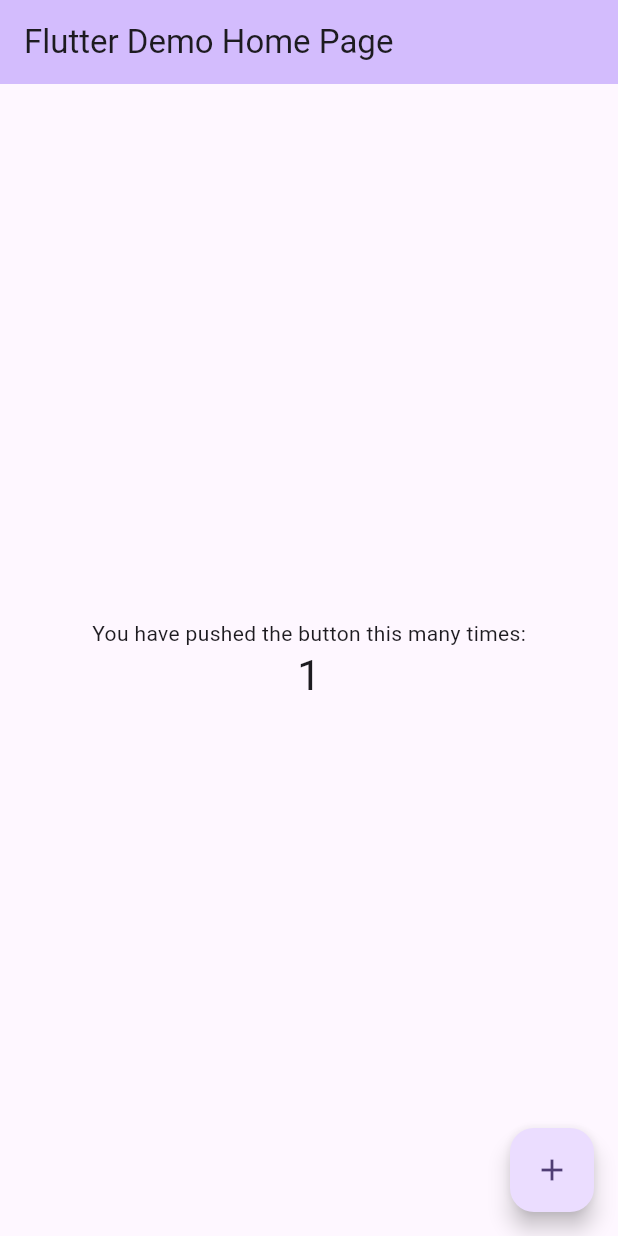
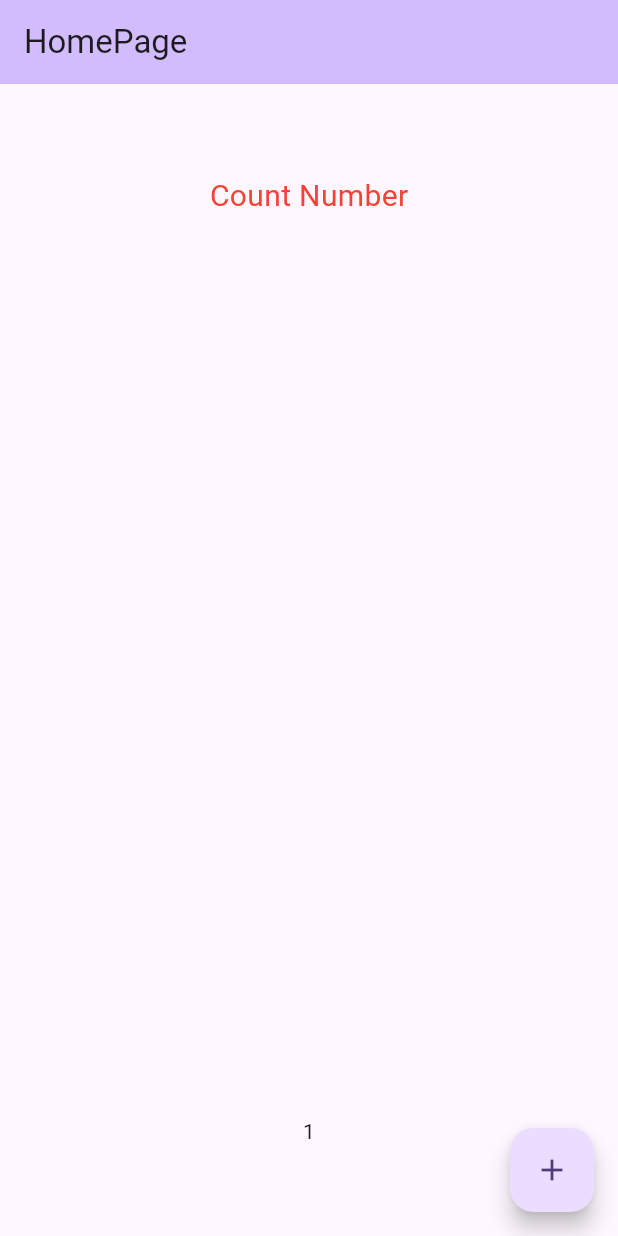
Before and after one commit to SaiyaladPS/BCTAPP, a Flutter app: the screen it shows after launch, after a tap on the "add" icon, on a phone screen of 412 x 824 dp. Run offline on Flutter 3.47's test engine with Material 2 defaults, Android fonts, the phone set to English and light mode, and no system bars; missing offline and left inert: dart:ffi.

Commit message:
upload 14/11/2023

```diff
--- /dev/null
+++ b/lib/app.dart
@@ -0,0 +1,20 @@
+
+import 'package:bct/page/MyHomePage.dart';
+import 'package:flutter/material.dart';
+
+class MyApp extends StatelessWidget {
+  const MyApp({super.key});
+
+  // This widget is the root of your application.
+  @override
+  Widget build(BuildContext context) {
+    return MaterialApp(
+      title: 'Flutter Demo',
+      theme: ThemeData(
+      colorScheme: ColorScheme.fromSeed(seedColor: Colors.deepPurple),
+        useMaterial3: true,
+      ),
+      home: const MyHomePage(),
+    );
+  }
+}
--- a/lib/main.dart
+++ b/lib/main.dart
@@ -1,125 +1,6 @@
+import 'package:bct/app.dart';
 import 'package:flutter/material.dart';
 
 void main() {
   runApp(const MyApp());
 }
-
-class MyApp extends StatelessWidget {
-  const MyApp({super.key});
-
-  // This widget is the root of your application.
-  @override
-  Widget build(BuildContext context) {
-    return MaterialApp(
-      title: 'Flutter Demo',
-      theme: ThemeData(
-        // This is the theme of your application.
-        //
-        // TRY THIS: Try running your application with "flutter run". You'll see
-        // the application has a blue toolbar. Then, without quitting the app,
-        // try changing the seedColor in the colorScheme below to Colors.green
-        // and then invoke "hot reload" (save your changes or press the "hot
-        // reload" button in a Flutter-supported IDE, or press "r" if you used
-        // the command line to start the app).
-        //
-        // Notice that the counter didn't reset back to zero; the application
-        // state is not lost during the reload. To reset the state, use hot
-        // restart instead.
-        //
-        // This works for code too, not just values: Most code changes can be
-        // tested with just a hot reload.
-        colorScheme: ColorScheme.fromSeed(seedColor: Colors.deepPurple),
-        useMaterial3: true,
-      ),
-      home: const MyHomePage(title: 'Flutter Demo Home Page'),
-    );
-  }
-}
-
-class MyHomePage extends StatefulWidget {
-  const MyHomePage({super.key, required this.title});
-
-  // This widget is the home page of your application. It is stateful, meaning
-  // that it has a State object (defined below) that contains fields that affect
-  // how it looks.
-
-  // This class is the configuration for the state. It holds the values (in this
-  // case the title) provided by the parent (in this case the App widget) and
-  // used by the build method of the State. Fields in a Widget subclass are
-  // always marked "final".
-
-  final String title;
-
-  @override
-  State<MyHomePage> createState() => _MyHomePageState();
-}
-
-class _MyHomePageState extends State<MyHomePage> {
-  int _counter = 0;
-
-  void _incrementCounter() {
-    setState(() {
-      // This call to setState tells the Flutter framework that something has
-      // changed in this State, which causes it to rerun the build method below
-      // so that the display can reflect the updated values. If we changed
-      // _counter without calling setState(), then the build method would not be
-      // called again, and so nothing would appear to happen.
-      _counter++;
-    });
-  }
-
-  @override
-  Widget build(BuildContext context) {
-    // This method is rerun every time setState is called, for instance as done
-    // by the _incrementCounter method above.
-    //
-    // The Flutter framework has been optimized to make rerunning build methods
-    // fast, so that you can just rebuild anything that needs updating rather
-    // than having to individually change instances of widgets.
-    return Scaffold(
-      appBar: AppBar(
-        // TRY THIS: Try changing the color here to a specific color (to
-        // Colors.amber, perhaps?) and trigger a hot reload to see the AppBar
-        // change color while the other colors stay the same.
-        backgroundColor: Theme.of(context).colorScheme.inversePrimary,
-        // Here we take the value from the MyHomePage object that was created by
-        // the App.build method, and use it to set our appbar title.
-        title: Text(widget.title),
-      ),
-      body: Center(
-        // Center is a layout widget. It takes a single child and positions it
-        // in the middle of the parent.
-        child: Column(
-          // Column is also a layout widget. It takes a list of children and
-          // arranges them vertically. By default, it sizes itself to fit its
-          // children horizontally, and tries to be as tall as its parent.
-          //
-          // Column has various properties to control how it sizes itself and
-          // how it positions its children. Here we use mainAxisAlignment to
-          // center the children vertically; the main axis here is the vertical
-          // axis because Columns are vertical (the cross axis would be
-          // horizontal).
-          //
-          // TRY THIS: Invoke "debug painting" (choose the "Toggle Debug Paint"
-          // action in the IDE, or press "p" in the console), to see the
-          // wireframe for each widget.
-          mainAxisAlignment: MainAxisAlignment.center,
-          children: <Widget>[
-            const Text(
-              'You have pushed the button this many times:',
-            ),
-            Text(
-              '$_counter',
-              style: Theme.of(context).textTheme.headlineMedium,
-            ),
-          ],
-        ),
-      ),
-      floatingActionButton: FloatingActionButton(
-        onPressed: _incrementCounter,
-        tooltip: 'Increment',
-        child: const Icon(Icons.add),
-      ), // This trailing comma makes auto-formatting nicer for build methods.
-    );
-  }
-}
--- /dev/null
+++ b/lib/page/MyHomePage.dart
@@ -0,0 +1,48 @@
+import 'dart:ffi';
+
+import 'package:flutter/material.dart';
+
+class MyHomePage extends StatefulWidget {
+  const MyHomePage({super.key});
+
+  @override
+  State<MyHomePage> createState() => _MyHomePageState();
+}
+
+class _MyHomePageState extends State<MyHomePage> {
+  int number = 0;
+  @override
+  Widget build(BuildContext context) {
+    return Scaffold(
+      appBar: AppBar(
+        title: const Text("HomePage"),
+        backgroundColor: Theme.of(context).colorScheme.inversePrimary,
+      ),
+      body: Padding(
+        padding: const EdgeInsets.symmetric(horizontal: 20, vertical: 60),
+        // ignore: avoid_unnecessary_containers
+        child: Container(
+          child: Column(
+              mainAxisAlignment: MainAxisAlignment.spaceBetween,
+              children: [
+                Center(
+                  child: const Text(
+                    "Count Number",
+                    style: TextStyle(fontSize: 20, color: Colors.red),
+                  ),
+                ),
+                Text(number.toString()),
+              ]),
+        ),
+      ),
+      floatingActionButton: FloatingActionButton(
+        onPressed: () {
+          setState(() {
+            number++;
+          });
+        },
+        child: Icon(Icons.add),
+      ),
+    );
+  }
+}
--- a/pubspec.yaml
+++ b/pubspec.yaml
@@ -59,9 +59,8 @@ flutter:
   uses-material-design: true
 
   # To add assets to your application, add an assets section, like this:
-  # assets:
-  #   - images/a_dot_burr.jpeg
-  #   - images/a_dot_ham.jpeg
+  assets:
+    - assets/image/
 
   # An image asset can refer to one or more resolution-specific "variants", see
   # https://flutter.dev/assets-and-images/#resolution-aware
```
Also changed, not shown: assets/image/JP.png (added), 2 other files.
